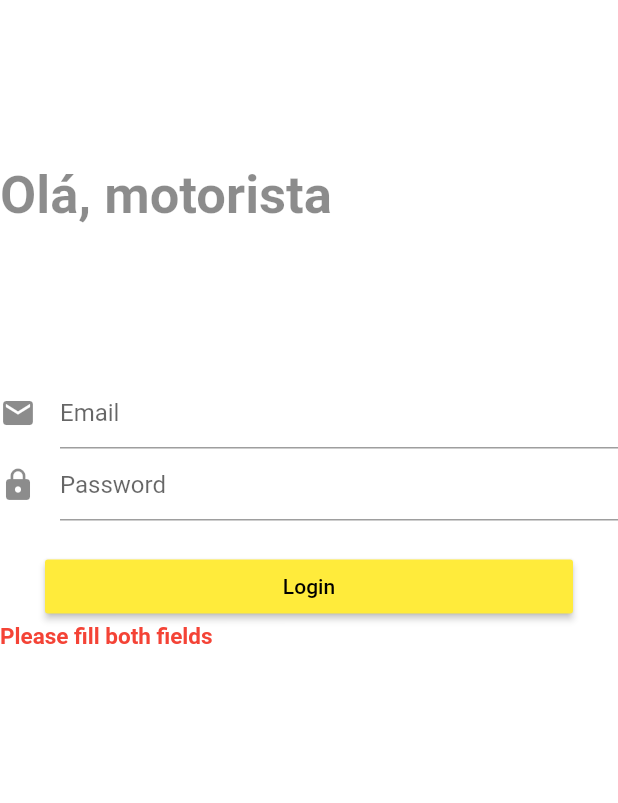
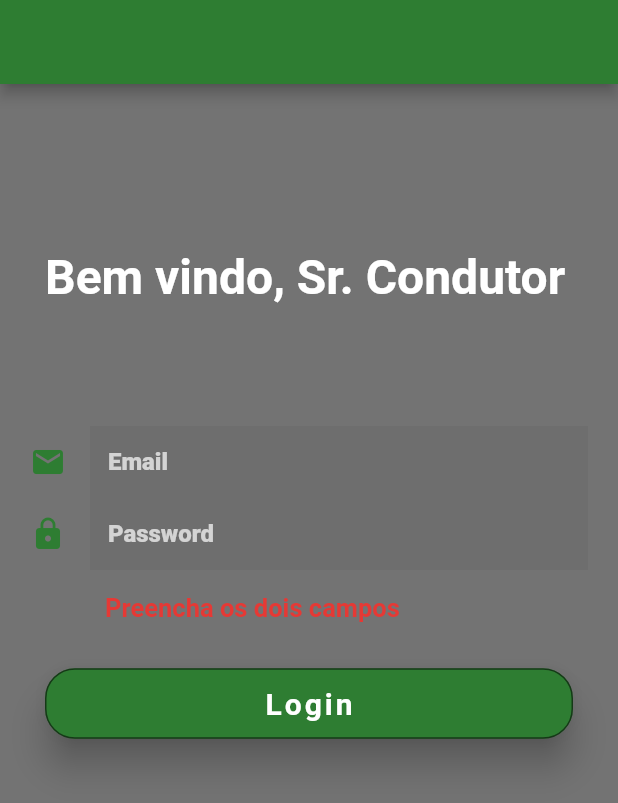
Before and after one commit to FerrrazSenpai/ProjetoInformatico, a Flutter app: the LoginPage screen opened directly, after a tap on "Login", on a phone screen of 412 x 824 dp. Shown: the top 803 px of the screen. Run offline on Flutter 3.47's test engine with Material 2 defaults, Android fonts, the light colour scheme and no system bars; our stand-ins replace connectivity, date_format, flutter_dotenv, flutter_offline, location, shared_preferences; accounts and stored records are empty.

Commit message:
login redesigned

```diff
--- a/myapp/lib/login.dart
+++ b/myapp/lib/login.dart
@@ -23,6 +23,10 @@ class _LoginPageState extends State<LoginPage> {
   @override
   Widget build(BuildContext context) {
     return Scaffold(
+      appBar: AppBar(
+        titleSpacing: 50.0,
+        backgroundColor: Colors.green[800],
+      ),
       body: new Container(
         /*decoration: new BoxDecoration(
           image: DecorationImage(
@@ -30,13 +34,13 @@ class _LoginPageState extends State<LoginPage> {
             fit: BoxFit.cover,
           ),
         ), */
-        color: Colors.white,
+        color: Colors.black54,
         child: ListView(
           children: <Widget>[
             titleSection(),
             formSection(),
+            errorSection(),
             buttonSection(),
-            errorSection()
           ],
         )
       ),
@@ -45,18 +49,20 @@ class _LoginPageState extends State<LoginPage> {
 
   Container titleSection() {
     return Container(
-      margin: EdgeInsets.only(top: 110.0),
-      child: Text("Olá, motorista",
+      margin: EdgeInsets.only(top: 110.0, left: 30.0),
+      child: Text("Bem vindo, Sr. Condutor",
         style: TextStyle(
-          color: Colors.black45,
-          fontSize: 35.0,
-          fontWeight: FontWeight.bold)),
+          color: Colors.white,
+          fontSize: 32.0,
+          fontWeight: FontWeight.bold
+        )
+      ),
     );
   }
 
   Container  formSection(){
     return Container(
-      margin: EdgeInsets.only(top: 40.0),
+      margin: EdgeInsets.only(top: 20.0, left: 20.0, right: 20.0),
         child: Column(
           children: <Widget>[
             SizedBox(height: 60.0),
@@ -74,40 +80,59 @@ class _LoginPageState extends State<LoginPage> {
 
   TextFormField formInput(String hint, IconData iconName){
     return TextFormField(
+      cursorColor: Colors.white,
+      style: TextStyle(color: Colors.white, fontWeight: FontWeight.w900),
       obscureText: hint == "Password" ? true : false ,
       controller: hint == "Password" ? passwordControler : emailControler,
       decoration: InputDecoration(
+        border: InputBorder.none,
         hintText: hint,
-        icon: Icon(iconName),
+        hintStyle: TextStyle(color: Colors.white70),
+        icon: Icon(iconName, color: Colors.green[800],),
+        filled: true,
       ),
     );
   }
 
   Container buttonSection(){
     return Container(
-      padding: EdgeInsets.only(top: 20.0),
+      padding: EdgeInsets.only(top: 30.0),
       margin: EdgeInsets.symmetric(horizontal: 30.0),
       child: RaisedButton(
         onPressed: () {
           signIn(emailControler.text, passwordControler.text);
         },
-        color: Colors.yellow,
+        color: Colors.green[800],
+        elevation: 10.0,
+        padding: EdgeInsets.all(12.0),
+        shape: RoundedRectangleBorder(
+          borderRadius: new BorderRadius.circular(20.0),
+          side: BorderSide(color: Colors.black54)
+        ),
+        splashColor: Colors.black54,
+        colorBrightness: Brightness.light,
         child: Text("Login",
           style: new TextStyle(
-          color: Colors.black,
+            color: Colors.white,
+            letterSpacing: 2.0,
+            fontSize: 20.0,
+            fontWeight: FontWeight.bold,
+          ),
         ),
       ),
-     ),
     );
   }
 
   Container errorSection(){
     return Container(
+      padding: EdgeInsets.only(left: 70.0, top: 15.0),
       child: Text('$_error',
         style: TextStyle(
-          color: Colors.red,
-          fontSize: 15.0,
-          fontWeight: FontWeight.bold)),
+          color: Colors.red[600],
+          fontSize: 17.0,
+          fontWeight: FontWeight.w600
+        ),
+      ),
     );
   }
 
@@ -122,7 +147,7 @@ class _LoginPageState extends State<LoginPage> {
 
     if (!regexEmail.hasMatch(email) || password.trim()==""){
       setState(() {
-        _error = "Please fill both fields"; //clear errors
+        _error = "Preencha os dois campos"; //clear errors
       });
       return;
     }
@@ -148,20 +173,20 @@ class _LoginPageState extends State<LoginPage> {
         }
         else{
           setState(() {
-            _error = "Something went wrong!uncaught exception";
+            _error = "Algo correu muito mal!uncaught exception";
           });
-          print("Something went wrong!uncaught exception");
+          print("Algo correu muito mal!uncaught exception");
         }
       }
       else if(response.statusCode == 400){
         setState(() {
-            _error = "Wrong Email/Password";
+            _error = "Email ou password incorretos";
           });
-          print("Wrong Email/Password");
+          print("Email ou password incorretos");
       }
       else{
         setState(() {
-            _error = "Something went very wrong!uncaught exception";
+            _error = "Algo correu muito mal!uncaught exception";
           });
         print("uncaught exception \n" + response.body);
       }
```
